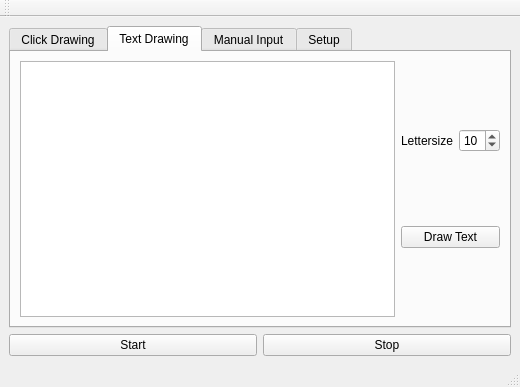
First picture: the form in CAPISample/robotdrawui.ui, repository dzunder32/BachelorRobot, before the edit.
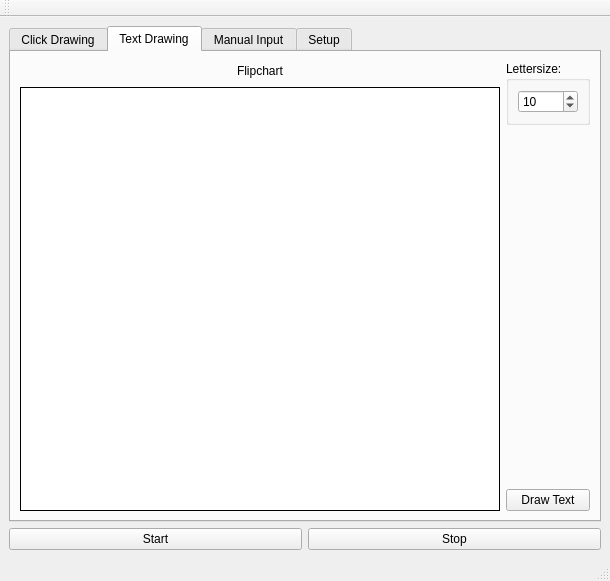
Second picture: the form after the edit. The open tabs and pages were chosen to show the change.

The edit to the form file:
```diff
--- a/CAPISample/robotdrawui.ui
+++ b/CAPISample/robotdrawui.ui
@@ -6,8 +6,8 @@
    <rect>
     <x>0</x>
     <y>0</y>
-    <width>518</width>
-    <height>387</height>
+    <width>610</width>
+    <height>581</height>
    </rect>
   </property>
   <property name="windowTitle">
@@ -55,21 +55,86 @@
        <attribute name="title">
         <string>Text Drawing</string>
        </attribute>
+       <layout class="QHBoxLayout" name="horizontalLayout_5">
+        <item>
+         <layout class="QVBoxLayout" name="verticalLayout_9">
+          <item>
        <layout class="QHBoxLayout" name="horizontalLayout_9">
         <item>
-         <widget class="QTextEdit" name="textEdit_textInput"/>
+             <spacer name="horizontalSpacer_4">
+              <property name="orientation">
+               <enum>Qt::Horizontal</enum>
+              </property>
+              <property name="sizeHint" stdset="0">
+               <size>
+                <width>40</width>
+                <height>20</height>
+               </size>
+              </property>
+             </spacer>
+            </item>
+            <item>
+             <widget class="QLabel" name="label_5">
+              <property name="text">
+               <string>Flipchart</string>
+              </property>
+             </widget>
+            </item>
+            <item>
+             <spacer name="horizontalSpacer_5">
+              <property name="orientation">
+               <enum>Qt::Horizontal</enum>
+              </property>
+              <property name="sizeHint" stdset="0">
+               <size>
+                <width>40</width>
+                <height>20</height>
+               </size>
+              </property>
+             </spacer>
+            </item>
+           </layout>
+          </item>
+          <item>
+           <widget class="QTextEdit" name="textEdit_textInput">
+            <property name="font">
+             <font>
+              <pointsize>25</pointsize>
+             </font>
+            </property>
+            <property name="styleSheet">
+             <string notr="true">background-color: white;         /* Hintergrundfarbe anpassen */
+    border: 0.5px solid black;         /* Gleicher Rahmen wie dein Widget */
+    border-radius: 0px;              /* Ecken eckig lassen */
+    padding: 4px;                    /* Innenabstand anpassen */
+    selection-background-color: #BBDDFF; /* Auswahlfarbe angleichen */
+
+</string>
+            </property>
+           </widget>
+          </item>
+         </layout>
         </item>
         <item>
          <layout class="QVBoxLayout" name="verticalLayout_4">
           <item>
-           <layout class="QHBoxLayout" name="horizontalLayout_5">
-            <item>
-             <widget class="QLabel" name="label_3">
-              <property name="text">
-               <string>Lettersize</string>
-              </property>
-             </widget>
-            </item>
+           <widget class="QGroupBox" name="groupBox_5">
+            <property name="sizePolicy">
+             <sizepolicy hsizetype="Preferred" vsizetype="Preferred">
+              <horstretch>0</horstretch>
+              <verstretch>0</verstretch>
+             </sizepolicy>
+            </property>
+            <property name="minimumSize">
+             <size>
+              <width>0</width>
+              <height>50</height>
+             </size>
+            </property>
+            <property name="title">
+             <string>Lettersize:</string>
+            </property>
+            <layout class="QHBoxLayout" name="horizontalLayout_12">
             <item>
              <widget class="QSpinBox" name="spinBox_letterSize">
               <property name="minimum">
@@ -81,6 +146,20 @@
              </widget>
             </item>
            </layout>
+           </widget>
+          </item>
+          <item>
+           <spacer name="verticalSpacer_2">
+            <property name="orientation">
+             <enum>Qt::Vertical</enum>
+            </property>
+            <property name="sizeHint" stdset="0">
+             <size>
+              <width>20</width>
+              <height>40</height>
+             </size>
+            </property>
+           </spacer>
           </item>
           <item>
            <widget class="QPushButton" name="pushButton_draw">
```
Left out of the diff: 228 changed lines with no effect on the pictures. Lines whose indentation alone changed are shown as unchanged.
